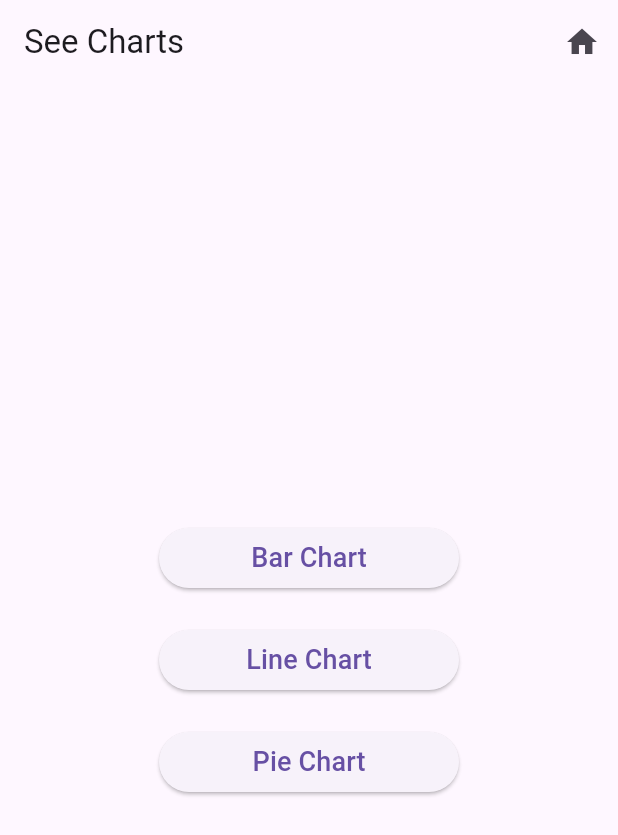
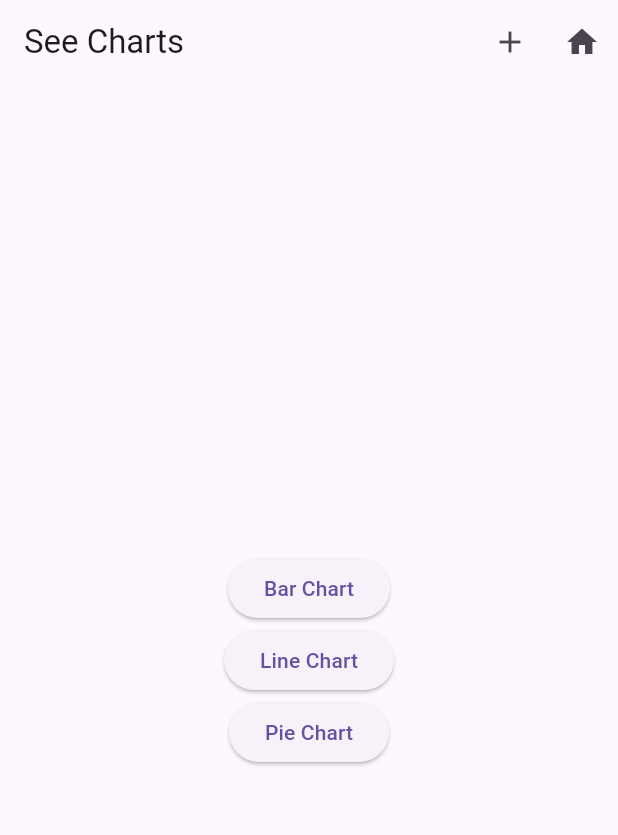
Before and after one commit to khanshairer/sharierk-sharier-khan-comp4768-a3, a Flutter app: the SeeCharts screen opened by its route, on a phone screen of 412 x 824 dp. Shown: the top 835 px of the screen. Run offline on Flutter 3.47's test engine with Material 3 defaults, Android fonts, the phone set to English and light mode, and no system bars; our stand-ins replace fl_chart, flutter_riverpod, go_router, hive, hive_flutter; accounts and stored records are empty.

Commit message:
Update see_charts.dart
Add an icon button to add expenses

```diff
--- a/lib/screens/see_charts.dart
+++ b/lib/screens/see_charts.dart
@@ -4,17 +4,15 @@ import 'package:go_router/go_router.dart';
 class SeeCharts extends StatelessWidget {
   const SeeCharts({super.key});
 
-  // Universal text style
-  static const buttonTextStyle = TextStyle(
-    fontSize: 18,
-    fontWeight: FontWeight.w500,
-  );
-
   @override
   Widget build(BuildContext context) {
     return Scaffold(
       appBar: AppBar(
         actions: [
+          IconButton(
+            onPressed: () => context.push('/add'), // Changed to path
+            icon: const Icon(Icons.add),
+          ),
           IconButton(
             onPressed: () => context.go('/'),
             icon: const Icon(Icons.home),
@@ -26,28 +24,17 @@ class SeeCharts extends StatelessWidget {
         child: Column(
           mainAxisAlignment: MainAxisAlignment.center,
           children: [
-            SizedBox(
-              width: 200, // Wider button width
-              child: ElevatedButton(
-                onPressed: () => context.go('/bar_chart'),
-                child: const Text('Bar Chart', style: buttonTextStyle),
-              ),
+            ElevatedButton(
+              onPressed: () => context.go('/bar_chart'), // Changed to path
+              child: const Text('Bar Chart'),
             ),
-            const SizedBox(height: 20),
-            SizedBox(
-              width: 200, // Wider button width
-              child: ElevatedButton(
-                onPressed: () => context.go('/line_chart'),
-                child: const Text('Line Chart', style: buttonTextStyle),
-              ),
+            ElevatedButton(
+              onPressed: () => context.go('/line_chart'), // Changed to path
+              child: const Text('Line Chart'),
             ),
-            const SizedBox(height: 20),
-            SizedBox(
-              width: 200, // Wider button width
-              child: ElevatedButton(
-                onPressed: () => context.go('/pie_chart'),
-                child: const Text('Pie Chart', style: buttonTextStyle),
-              ),
+            ElevatedButton(
+              onPressed: () => context.go('/pie_chart'), // Changed to path
+              child: const Text('Pie Chart'),
             ),
           ],
         ),
```
